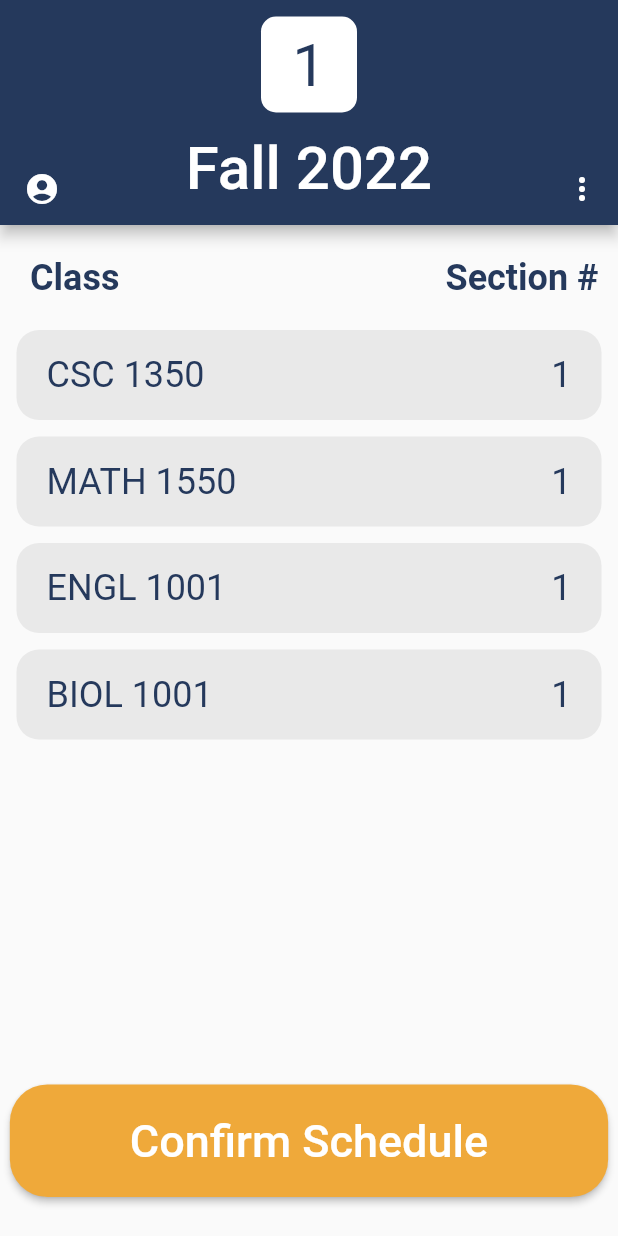
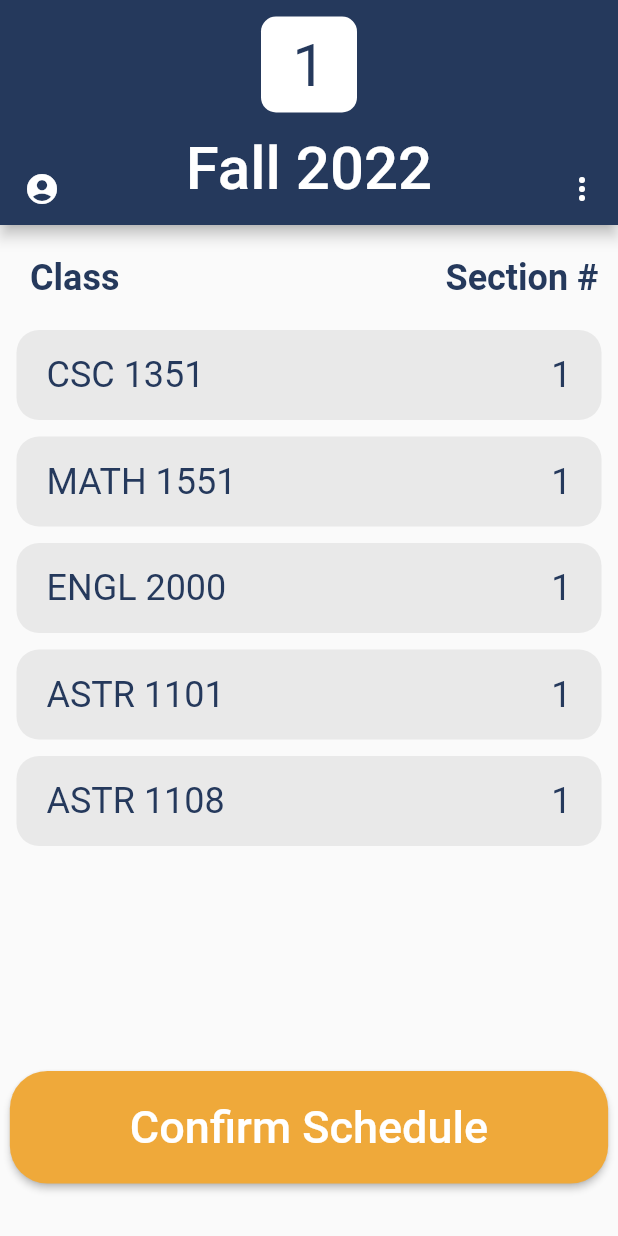
Before and after one commit to AaeroSpace/loginui, a Flutter app: the Scheduler screen opened directly, on a phone screen of 412 x 824 dp. Run offline on Flutter 3.47's test engine with Material 2 defaults, Android fonts, the phone set to English and light mode, and no system bars; missing offline and left inert: dart:html.

Commit message:
Add files via upload

```diff
--- a/lib/schedule_page.dart
+++ b/lib/schedule_page.dart
@@ -227,6 +227,23 @@ class _SchedulerPage extends State<Scheduler> {
                                       fontSize: 16,
                                     ),
                                   ),
+                                  SizedBox(
+                                    width: 10,
+                                  ),
+                                  ElevatedButton(
+                                    onPressed: () {},
+                                    child: Text('MATH 1111',
+                                        style: TextStyle(fontSize: 10)),
+                                    style: ElevatedButton.styleFrom(
+                                      shape: const RoundedRectangleBorder(
+                                          borderRadius: BorderRadius.all(
+                                              Radius.circular(10))),
+                                      backgroundColor:
+                                          Color.fromRGBO(113, 156, 145, 1.0),
+                                      padding: const EdgeInsets.symmetric(
+                                          vertical: 10, horizontal: 10),
+                                    ),
+                                  )
                                 ],
                               ),
                               const Divider(
@@ -264,7 +281,7 @@ class _SchedulerPage extends State<Scheduler> {
                     child: Row(
                       children: [
                         Text(
-                          'CSC 1350',
+                          'CSC 1351',
                           style: TextStyle(
                             color: Color.fromRGBO(37, 57, 92, 1.0),
                             fontSize: 24,
@@ -322,7 +339,7 @@ class _SchedulerPage extends State<Scheduler> {
                     child: Row(
                       children: [
                         Text(
-                          'MATH 1550',
+                          'MATH 1551',
                           style: TextStyle(
                             color: Color.fromRGBO(37, 57, 92, 1.0),
                             fontSize: 24,
@@ -380,7 +397,7 @@ class _SchedulerPage extends State<Scheduler> {
                     child: Row(
                       children: [
                         Text(
-                          'ENGL 1001',
+                          'ENGL 2000',
                           style: TextStyle(
                             color: Color.fromRGBO(37, 57, 92, 1.0),
                             fontSize: 24,
@@ -438,7 +455,7 @@ class _SchedulerPage extends State<Scheduler> {
                     child: Row(
                       children: [
                         Text(
-                          'BIOL 1001',
+                          'ASTR 1101',
                           style: TextStyle(
                             color: Color.fromRGBO(37, 57, 92, 1.0),
                             fontSize: 24,
@@ -464,10 +481,70 @@ class _SchedulerPage extends State<Scheduler> {
                         EdgeInsets.symmetric(horizontal: 20, vertical: 15)),
               ),
               SizedBox(
-                height: 230,
+                height: 11,
+              ),
+              //Math 1551 button
+              InkWell(
+                onTap: () {
+                  showModalBottomSheet<void>(
+                    context: context,
+                    builder: (BuildContext context) {
+                      return Container(
+                        height: 200,
+                        color: Color.fromRGBO(233, 233, 233, 1.0),
+                        child: Center(
+                          child: Column(
+                            mainAxisAlignment: MainAxisAlignment.center,
+                            mainAxisSize: MainAxisSize.min,
+                            children: <Widget>[
+                              const Text('Modal BottomSheet'),
+                              ElevatedButton(
+                                child: const Text('Close BottomSheet'),
+                                onPressed: () => Navigator.pop(context),
+                              ),
+                            ],
+                          ),
+                        ),
+                      );
+                    },
+                  );
+                },
+                child: Container(
+                    child: Row(
+                      children: [
+                        Text(
+                          'ASTR 1108',
+                          style: TextStyle(
+                            color: Color.fromRGBO(37, 57, 92, 1.0),
+                            fontSize: 24,
+                          ),
+                        ),
+                        Expanded(child: Container()),
+                        Text(
+                          '1',
+                          style: TextStyle(
+                            color: Color.fromRGBO(37, 57, 92, 1.0),
+                            fontSize: 24,
+                          ),
+                        ),
+                      ],
+                    ),
+                    height: 60,
+                    width: 390,
+                    decoration: BoxDecoration(
+                      color: _elevatedButtonColor,
+                      borderRadius: BorderRadius.all(Radius.circular(15)),
+                    ),
+                    padding:
+                        EdgeInsets.symmetric(horizontal: 20, vertical: 15)),
+              ),
+              SizedBox(
+                height: 150,
               ),
               ElevatedButton(
-                onPressed: () {},
+                onPressed: () {
+                  _elevatedButtonColor = Color.fromRGBO(239, 169, 58, 1.0);
+                },
                 child: Text(
                   'Confirm Schedule',
                   style: TextStyle(
```
